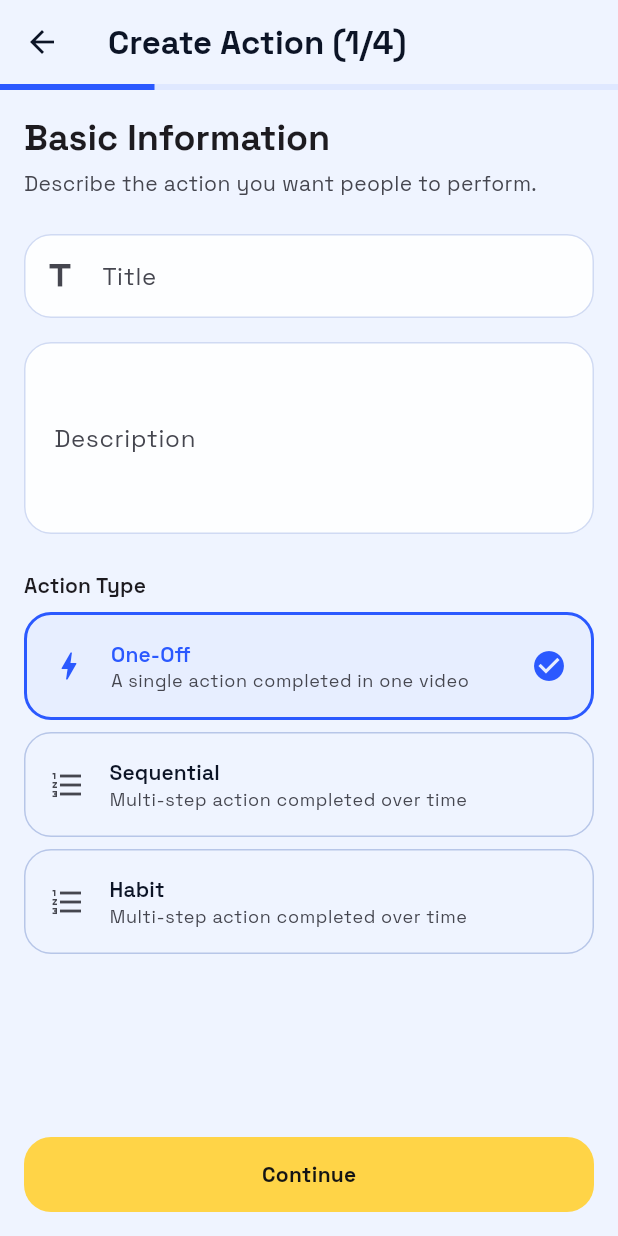
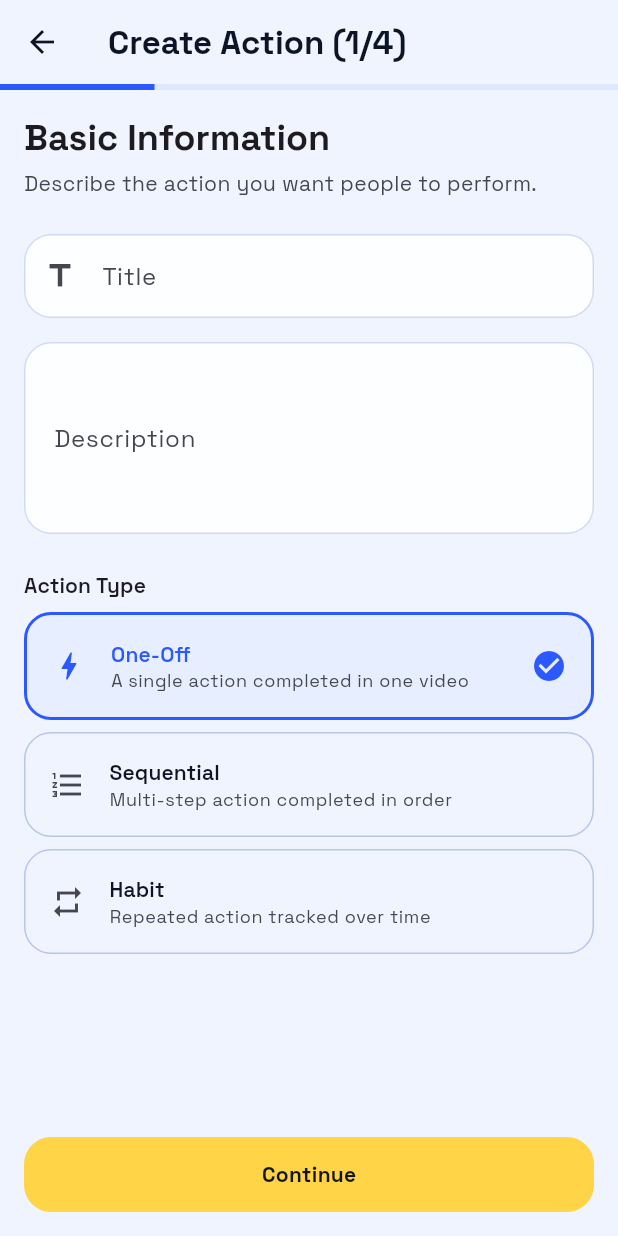
Before and after one commit to kickjump/verily, a Flutter app: the CreateActionScreen screen opened directly, on a phone screen of 412 x 824 dp. Run offline on Flutter 3.47's test engine with Material 3 defaults, Android fonts, the phone set to English and light mode, and no system bars; our stand-ins replace flutter_hooks, flutter_map, freezed_annotation, geolocator, go_router, google_fonts and 9 more; missing offline and left inert: analysis_server_plugin, analyzer, flutter_map_location_marker, flutter_map_marker_cluster, posthog_flutter, serverpod and 8 more; generated files the repository leaves out were written again; statements that could not run were skipped.

Commit message:
feat: fix action nav, share button, and type icons (#22)
* feat: fix action navigation, share button, and type icons

- Feed FAB now navigates to AI action creation (consistent with home CTA)
- Wire share button on action detail to copy link to clipboard
- Give each action type a distinct icon (bolt, numbered list, repeat)
- Give each action type a distinct description in the manual form
- Update tests for new FAB icon and action type descriptions

* fix: update integration test for AI action creation FAB navigation

The FAB now navigates to the AI creation screen ("Create with AI")
instead of the manual form ("Create Action").

* fix: match integration test assertion to stub route text

The patrol_helpers.dart stub renders 'AI Create Action', not 'Create with AI'.

* chore: add screenshots/ to gitignore

* fix: add AI create action stub route to buildShellApp

The feed FAB now navigates to aiCreateActionPath but the integration
test shell was missing that stub route.

* fix: remove redundant default argument in submission status test

```diff
--- a/verily_app/lib/src/features/actions/create_action_screen.dart
+++ b/verily_app/lib/src/features/actions/create_action_screen.dart
@@ -384,9 +384,11 @@ class _ActionTypeCard extends HookWidget {
         child: Row(
           children: [
             Icon(
-              type == ActionType.oneOff
-                  ? Icons.bolt_outlined
-                  : Icons.format_list_numbered,
+              switch (type) {
+                ActionType.oneOff => Icons.bolt_outlined,
+                ActionType.sequential => Icons.format_list_numbered,
+                ActionType.habit => Icons.repeat,
+              },
               color: isSelected
                   ? ColorTokens.primary
                   : colorScheme.onSurfaceVariant,
@@ -406,9 +408,13 @@ class _ActionTypeCard extends HookWidget {
                     ),
                   ),
                   Text(
-                    type == ActionType.oneOff
-                        ? 'A single action completed in one video'
-                        : 'Multi-step action completed over time',
+                    switch (type) {
+                      ActionType.oneOff =>
+                        'A single action completed in one video',
+                      ActionType.sequential =>
+                        'Multi-step action completed in order',
+                      ActionType.habit => 'Repeated action tracked over time',
+                    },
                     style: theme.textTheme.bodySmall?.copyWith(
                       color: colorScheme.onSurfaceVariant,
                     ),
--- a/verily_app/lib/src/features/feed/feed_screen.dart
+++ b/verily_app/lib/src/features/feed/feed_screen.dart
@@ -60,8 +60,8 @@ class FeedScreen extends HookConsumerWidget {
         ],
       ),
       floatingActionButton: FloatingActionButton.extended(
-        onPressed: () => context.push(RouteNames.createActionPath),
-        icon: const Icon(Icons.add),
+        onPressed: () => context.push(RouteNames.aiCreateActionPath),
+        icon: const Icon(Icons.auto_awesome),
         label: const Text('Create Action'),
       ),
     );
```
Also changed, not shown: verily_app/lib/src/features/actions/action_detail_screen.dart (+13 -1 lines), 6 other files.
